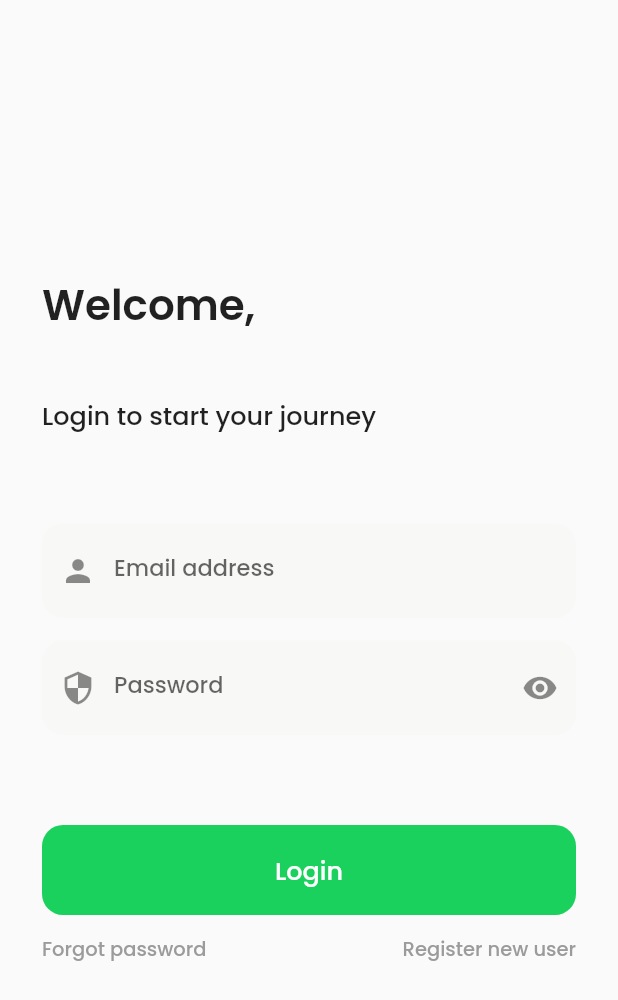
After one commit to Mynk-9/flutter-medical-reminder, a Flutter app: the LoginScreen screen opened directly, on a phone screen of 412 x 824 dp. The commit adds this screen. Shown: the top 1000 px of the screen. Run offline on Flutter 3.47's test engine with Material 2 defaults, Android fonts, the phone set to English and light mode, and no system bars; our stand-ins replace google_fonts.

Commit message:
added login screen

```diff
--- /dev/null
+++ b/lib/screens/login_screen.dart
@@ -0,0 +1,145 @@
+import 'package:flutter/material.dart';
+import 'package:google_fonts/google_fonts.dart';
+
+class LoginScreen extends StatefulWidget {
+  const LoginScreen({Key? key}) : super(key: key);
+
+  @override
+  _LoginScreenState createState() => _LoginScreenState();
+}
+
+class _LoginScreenState extends State<LoginScreen> {
+  late bool _obscureText;
+
+  @override
+  void initState() {
+    super.initState();
+    _obscureText = true;
+  }
+
+  _showPassword() {
+    setState(() {
+      _obscureText = !_obscureText;
+    });
+  }
+
+  @override
+  Widget build(BuildContext context) {
+    return Scaffold(
+      body: Padding(
+        padding: const EdgeInsets.symmetric(horizontal: 28.0),
+        child: Column(
+          mainAxisAlignment: MainAxisAlignment.center,
+          crossAxisAlignment: CrossAxisAlignment.start,
+          children: <Widget>[
+            Padding(
+              padding: EdgeInsets.only(bottom: 40.0),
+              child: Text(
+                'Welcome,',
+                style: GoogleFonts.poppins(
+                    fontWeight: FontWeight.w600, fontSize: 28.0),
+              ),
+            ),
+            Padding(
+              padding: const EdgeInsets.only(bottom: 60.0),
+              child: Text(
+                'Login to start your journey',
+                style: GoogleFonts.poppins(
+                    fontWeight: FontWeight.w500, fontSize: 17.0),
+              ),
+            ),
+            TextField(
+              maxLines: 1,
+              style: GoogleFonts.poppins(
+                  fontWeight: FontWeight.w500, fontSize: 15.0),
+              decoration: InputDecoration(
+                  labelText: 'Email address',
+                  labelStyle: GoogleFonts.poppins(
+                      fontSize: 15.0, fontWeight: FontWeight.w500),
+                  hintText: 'Enter your email address',
+                  prefixIcon: Icon(Icons.person),
+                  fillColor: Color.fromRGBO(248, 248, 246, 1),
+                  filled: true,
+                  border: OutlineInputBorder(
+                      borderRadius: BorderRadius.all(Radius.circular(14.0)),
+                      borderSide:
+                          BorderSide(width: 0, style: BorderStyle.none))),
+            ),
+            SizedBox(
+              height: 15.0,
+            ),
+            TextField(
+              obscureText: _obscureText,
+              maxLines: 1,
+              style: GoogleFonts.poppins(
+                  fontWeight: FontWeight.w500, fontSize: 15.0),
+              decoration: InputDecoration(
+                  labelText: 'Password',
+                  labelStyle: GoogleFonts.poppins(
+                      fontSize: 15.0, fontWeight: FontWeight.w500),
+                  hintText: 'Enter your password',
+                  prefixIcon: Icon(Icons.security),
+                  suffixIcon: InkWell(
+                    child: Icon(
+                        _obscureText ? Icons.visibility : Icons.visibility_off),
+                    onTap: _showPassword,
+                  ),
+                  fillColor: Color.fromRGBO(248, 248, 246, 1),
+                  filled: true,
+                  border: OutlineInputBorder(
+                      borderRadius: BorderRadius.all(Radius.circular(14.0)),
+                      borderSide:
+                          BorderSide(width: 0, style: BorderStyle.none))),
+            ),
+            Padding(
+              padding: EdgeInsets.only(top: 60.0, bottom: 5.0),
+              child: ElevatedButton(
+                child: Text(
+                  'Login',
+                  style: GoogleFonts.poppins(
+                      fontWeight: FontWeight.w500,
+                      fontSize: 17.0,
+                      color: Colors.white),
+                ),
+                onPressed: () {},
+                style: ButtonStyle(
+                  fixedSize: MaterialStateProperty.all(
+                      Size(MediaQuery.of(context).size.width, 60.0)),
+                  shape: MaterialStateProperty.all(RoundedRectangleBorder(
+                      borderRadius: BorderRadius.all(Radius.circular(14.0)))),
+                  elevation: MaterialStateProperty.all(0.0),
+                  backgroundColor: MaterialStateProperty.all<Color>(
+                      Color.fromRGBO(27, 209, 93, 1)),
+                ),
+              ),
+            ),
+            Padding(
+              padding: const EdgeInsets.only(top: 8.0),
+              child: Row(
+                children: <Widget>[
+                  GestureDetector(
+                    onTap: () {},
+                    child: Text('Forgot password',
+                        style: GoogleFonts.poppins(
+                            color: Color.fromRGBO(155, 155, 155, 1),
+                            fontSize: 13.0,
+                            fontWeight: FontWeight.w500)),
+                  ),
+                  Spacer(),
+                  GestureDetector(
+                    onTap: () {},
+                    child: Text('Register new user',
+                        style: GoogleFonts.poppins(
+                            color: Color.fromRGBO(155, 155, 155, 1),
+                            fontSize: 13.0,
+                            fontWeight: FontWeight.w500)),
+                  ),
+                ],
+              ),
+            )
+          ],
+        ),
+      ),
+    );
+  }
+}
--- a/lib/screens/screens.dart
+++ b/lib/screens/screens.dart
@@ -1,3 +1,4 @@
 export 'dashboard.dart';
 export 'home_screen.dart';
 export 'add_medication.dart';
+export 'login_screen.dart';
```
